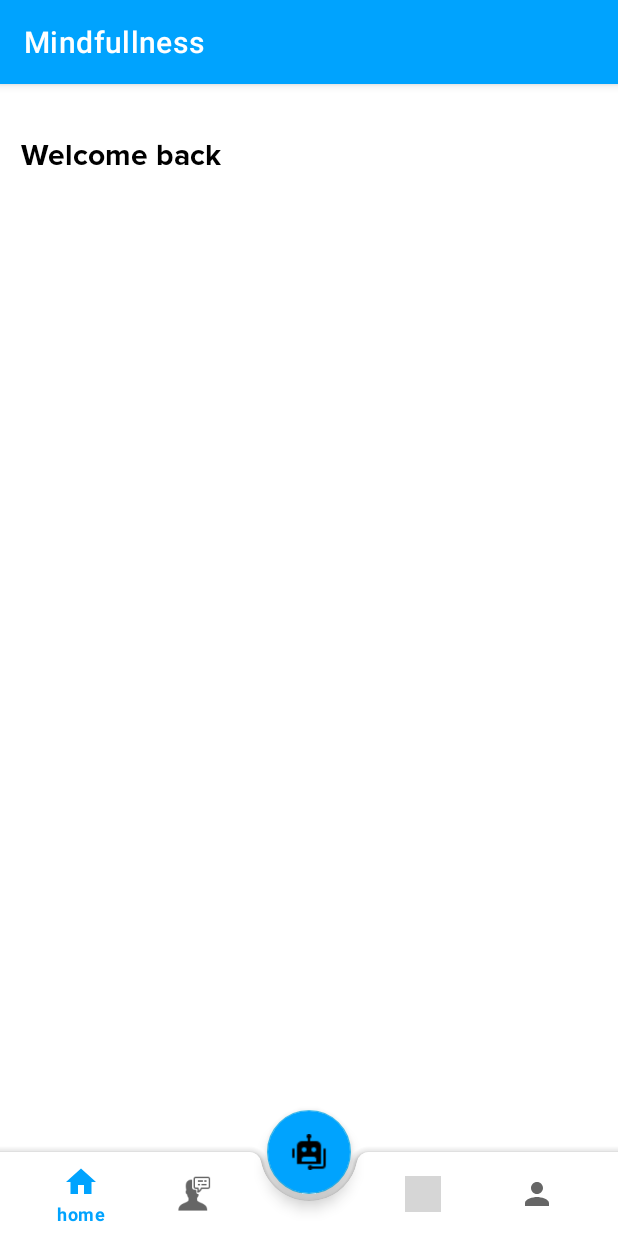
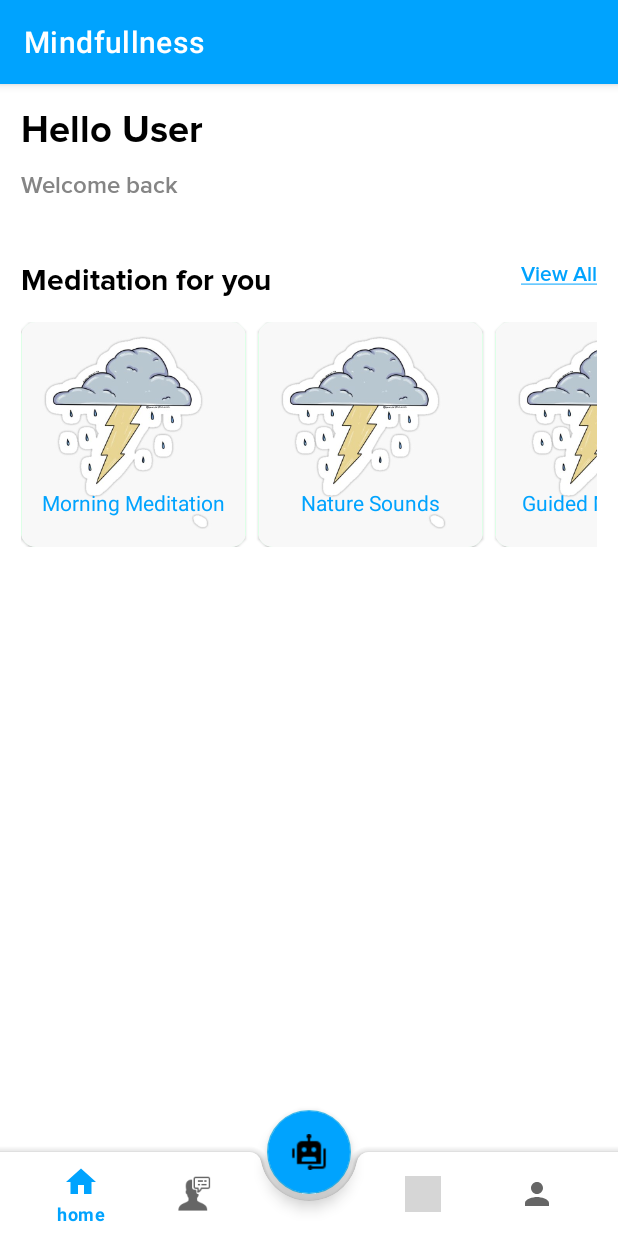
Before and after one commit to DennisMMugambi/Mindfullness-Android, an Android app: the HomeActivity screen opened directly, with no data from a screen before it, on a phone screen of 412 x 824 dp. Run offline under Robolectric (Android 15) with nearby library versions, the phone set to English and light mode, and no system bars; our stand-ins replace Dagger/Hilt's generated code, data binding, navigation-ui; grey boxes are pictures that could not be loaded.

Commit message:
Add horizontal adapter and rv for meditation items in home fragment

```diff
--- /dev/null
+++ b/app/src/main/java/com/example/mindfullnessapp/Adapters/MeditationsAdapter.kt
@@ -0,0 +1,101 @@
+package com.example.mindfullnessapp.Adapters
+
+
+import android.view.LayoutInflater
+import android.view.View
+import android.view.ViewGroup
+import android.widget.ImageView
+import android.widget.TextView
+import androidx.recyclerview.widget.DiffUtil
+import androidx.recyclerview.widget.RecyclerView
+import com.example.mindfullnessapp.Domain.Models.MeditationItem
+import com.example.mindfullnessapp.R
+
+
+class MeditationsAdapter(private var itemList: List<MeditationItem>) : RecyclerView.Adapter<MeditationsAdapter.ViewHolder>() {
+    // Define the click listener interface
+    interface OnItemClickListener {
+        fun onItemClick(position: Int)
+    }
+
+    // Member variable to hold the click listener
+    private var clickListener: OnItemClickListener? = null
+
+    // Setter method to set the click listener from outside the adapter
+    fun setOnItemClickListener(listener: OnItemClickListener) {
+        clickListener = listener
+    }
+    // Create ViewHolder
+    inner class ViewHolder(itemView: View) : RecyclerView.ViewHolder(itemView) {
+        // Declare views from the item layout
+        private val itemNameTextView : TextView = itemView.findViewById(R.id.item_title)
+        private val itemImageView : ImageView = itemView.findViewById(R.id.meditation_image)
+
+        init {
+            // Set click listener on the item view
+            itemView.setOnClickListener {
+                val position = adapterPosition
+                if (position != RecyclerView.NO_POSITION) {
+                    // Call the click listener callback method when an item is clicked
+                    clickListener?.onItemClick(position)
+                }
+            }
+        }
+
+
+        fun bind(item: MeditationItem) {
+            // Bind data to views
+
+                itemNameTextView.text = item.title
+                itemImageView.setImageResource(item.image)
+        }
+    }
+
+    override fun onCreateViewHolder(parent: ViewGroup, viewType: Int): ViewHolder {
+        // Inflate the item layout
+        val itemView = LayoutInflater.from(parent.context).inflate(R.layout.item_meditation, parent, false)
+        return ViewHolder(itemView)
+    }
+
+    override fun onBindViewHolder(holder: ViewHolder, position: Int) {
+        // Bind data to views
+        val item = itemList[position]
+        holder.bind(item)
+    }
+
+    override fun getItemCount(): Int {
+        return itemList?.size!!
+    }
+
+    // Method to update data and refresh the RecyclerView
+    fun updateList(newList: List<MeditationItem>) {
+        val diffResult = itemList?.let { ItemDiffCallback(it, newList) }
+            ?.let { DiffUtil.calculateDiff(it) }
+        itemList = newList
+        if (diffResult != null) {
+            diffResult.dispatchUpdatesTo(this)
+        }
+    }
+}
+
+class ItemDiffCallback(private val oldList: List<MeditationItem>, private val newList: List<MeditationItem>) : DiffUtil.Callback() {
+
+    override fun getOldListSize(): Int {
+        return oldList.size
+    }
+
+    override fun getNewListSize(): Int {
+        return newList.size
+    }
+
+    override fun areItemsTheSame(oldItemPosition: Int, newItemPosition: Int): Boolean {
+        return oldList[oldItemPosition].title == newList[newItemPosition].title
+    }
+
+    override fun areContentsTheSame(oldItemPosition: Int, newItemPosition: Int): Boolean {
+        val oldItem = oldList[oldItemPosition]
+        val newItem = newList[newItemPosition]
+        // Compare the contents of items to determine if they are the same
+        return oldItem.title == newItem.title
+    }
+}
--- /dev/null
+++ b/app/src/main/java/com/example/mindfullnessapp/Domain/Models/MeditationItem.kt
@@ -0,0 +1,6 @@
+package com.example.mindfullnessapp.Domain.Models
+
+data class MeditationItem(
+    val title : String,
+    val image : Int,
+)
--- a/app/src/main/java/com/example/mindfullnessapp/Home/HomeActivity.kt
+++ b/app/src/main/java/com/example/mindfullnessapp/Home/HomeActivity.kt
@@ -40,14 +40,14 @@ class HomeActivity : AppCompatActivity() {
         bottomNavigationView.menu.getItem(2).isEnabled = false
     }
 
-    override fun onOptionsItemSelected(item: MenuItem): Boolean {
-        when (item.itemId) {
-            android.R.id.home -> {
-                // Handle the Up button click (navigate up or back)
-                onBackPressed()
-                return true
-            }
-        }
-        return super.onOptionsItemSelected(item)
-    }
+//    override fun onOptionsItemSelected(item: MenuItem): Boolean {
+//        when (item.itemId) {
+//            android.R.id.home -> {
+//                // Handle the Up button click (navigate up or back)
+//                onBackPressed()
+//                return true
+//            }
+//        }
+//        return super.onOptionsItemSelected(item)
+//    }
 }
--- a/app/src/main/java/com/example/mindfullnessapp/Home/HomeFragment.kt
+++ b/app/src/main/java/com/example/mindfullnessapp/Home/HomeFragment.kt
@@ -1,13 +1,17 @@
 package com.example.mindfullnessapp.Home
 
 import android.os.Bundle
-import androidx.fragment.app.Fragment
 import android.view.LayoutInflater
 import android.view.View
 import android.view.ViewGroup
+import androidx.fragment.app.Fragment
+import androidx.recyclerview.widget.LinearLayoutManager
+import com.example.mindfullnessapp.Adapters.MeditationsAdapter
+import com.example.mindfullnessapp.Domain.Models.MeditationItem
 import com.example.mindfullnessapp.R
 import com.example.mindfullnessapp.databinding.FragmentHomeBinding
 import dagger.hilt.android.AndroidEntryPoint
+
 
 @AndroidEntryPoint
 class HomeFragment : Fragment(R.layout.fragment_home) {
@@ -24,5 +28,32 @@ class HomeFragment : Fragment(R.layout.fragment_home) {
         return binding.root
     }
 
+    override fun onViewCreated(view: View, savedInstanceState: Bundle?) {
+        super.onViewCreated(view, savedInstanceState)
+
+        initViews()
+    }
+
+    private fun initViews() {
+
+        val meditationItemList = listOf(
+            MeditationItem("Morning Meditation", R.drawable.feeling_awful),
+            MeditationItem("Nature Sounds", R.drawable.feeling_awful),
+            MeditationItem("Guided Meditation", R.drawable.feeling_awful),
+            MeditationItem("Morning Meditation", R.drawable.feeling_awful),
+            MeditationItem("Nature Sounds", R.drawable.feeling_awful),
+            MeditationItem("Guided Meditation", R.drawable.feeling_awful),
+            // Add more items as needed
+        )
+
+        val horizontalRecyclerView = binding.meditationsRV
+        val adapter = MeditationsAdapter(meditationItemList)
+
+        val layoutManager = LinearLayoutManager(requireContext(), LinearLayoutManager.HORIZONTAL, false)
+        horizontalRecyclerView.layoutManager = layoutManager
+        horizontalRecyclerView.adapter = adapter
+
+    }
+
 
 }
--- a/app/src/main/res/layout/fragment_home.xml
+++ b/app/src/main/res/layout/fragment_home.xml
@@ -14,21 +14,74 @@
         <androidx.constraintlayout.widget.ConstraintLayout
             android:id="@+id/parent"
             android:layout_width="match_parent"
-            android:layout_height="match_parent"
-            android:layout_marginTop="@dimen/_30dp">
+            android:layout_height="match_parent">
 
 
             <TextView
                 android:id="@+id/page_title"
                 android:layout_width="wrap_content"
+                android:layout_height="@dimen/_30dp"
+                android:layout_marginStart="@dimen/_14dp"
+                android:layout_marginTop="@dimen/_15dp"
+                android:text="@string/hello_user"
+                android:textAlignment="textStart"
+                android:fontFamily="@font/proximabold"
+                android:textColor="@android:color/black"
+                android:textSize="@dimen/_25sp"
+                app:layout_constraintStart_toStartOf="parent"
+                app:layout_constraintTop_toTopOf="parent" />
+
+            <TextView
+                android:id="@+id/welcome_back"
+                android:layout_width="wrap_content"
                 android:layout_height="wrap_content"
                 android:layout_marginStart="@dimen/_14dp"
-                android:layout_marginTop="@dimen/_5dp"
+                android:layout_marginTop="@dimen/_10dp"
                 android:text="@string/welcome_back"
+                android:textAlignment="textStart"
+                android:fontFamily="@font/proximaregular"
+                android:textColor="@color/gray_dark"
+                android:textSize="@dimen/_16sp"
+                app:layout_constraintStart_toStartOf="parent"
+                app:layout_constraintTop_toBottomOf="@+id/page_title" />
+
+            <TextView
+                android:id="@+id/meditation_title"
+                android:layout_width="wrap_content"
+                android:layout_height="@dimen/_30dp"
+                android:layout_marginStart="@dimen/_14dp"
+                android:layout_marginTop="@dimen/_40dp"
+                android:text="@string/meditation_list"
                 android:textAlignment="textStart"
                 android:theme="@style/page_title"
                 app:layout_constraintStart_toStartOf="parent"
-                app:layout_constraintTop_toTopOf="parent" />
+                app:layout_constraintTop_toBottomOf="@+id/welcome_back" />
+
+            <TextView
+                android:id="@+id/view_meditation"
+                android:layout_width="wrap_content"
+                android:layout_height="@dimen/_30dp"
+                android:layout_marginEnd="@dimen/_14dp"
+                android:layout_marginTop="@dimen/_40dp"
+                android:text="@string/view_all"
+                android:textAlignment="textStart"
+                android:fontFamily="@font/proximasemibold"
+                android:textColor="@color/appBlue"
+                app:layout_constraintEnd_toEndOf="parent"
+                app:layout_constraintTop_toBottomOf="@+id/welcome_back" />
+
+            <androidx.recyclerview.widget.RecyclerView
+                android:id="@+id/meditationsRV"
+                android:layout_width="match_parent"
+                android:layout_height="150dp"
+                android:orientation="horizontal"
+                android:layout_marginTop="@dimen/_10dp"
+                android:layout_marginStart="@dimen/_14dp"
+                android:layout_marginEnd="@dimen/_14dp"
+                app:layout_constraintTop_toBottomOf="@+id/view_meditation"
+                app:layout_constraintStart_toStartOf="parent"
+                app:layout_constraintEnd_toEndOf="parent"
+                />
 
         </androidx.constraintlayout.widget.ConstraintLayout>
 
--- /dev/null
+++ b/app/src/main/res/layout/item_meditation.xml
@@ -0,0 +1,49 @@
+<?xml version="1.0" encoding="utf-8"?>
+
+<com.google.android.material.card.MaterialCardView
+    xmlns:app="http://schemas.android.com/apk/res-auto"
+    xmlns:android="http://schemas.android.com/apk/res/android"
+    android:id="@+id/item_loans_card"
+    android:layout_width="@dimen/_150dp"
+    android:layout_height="match_parent"
+    android:elevation="@dimen/_5dp"
+    android:layout_marginEnd="@dimen/_8dp"
+    app:cardBackgroundColor="@android:color/white"
+    app:cardCornerRadius="@dimen/_10dp"
+    app:layout_constraintEnd_toEndOf="parent"
+    app:layout_constraintStart_toStartOf="parent"
+    app:layout_constraintTop_toTopOf="parent"
+    app:layout_constraintBottom_toBottomOf="parent">
+
+    <androidx.constraintlayout.widget.ConstraintLayout
+        android:layout_width="match_parent"
+        android:layout_height="match_parent">
+
+
+        <ImageView
+            android:id="@+id/meditation_image"
+            android:layout_width="match_parent"
+            android:layout_height="match_parent"
+            android:src="@drawable/feeling_awful"
+            android:background="@color/mint"
+            app:layout_constraintEnd_toEndOf="parent"
+            app:layout_constraintStart_toStartOf="parent"
+            app:layout_constraintTop_toTopOf="parent"
+            app:layout_constraintVertical_bias="0.4"
+            app:layout_constraintVertical_chainStyle="spread_inside" />
+
+        <TextView
+            android:id="@+id/item_title"
+            android:layout_width="match_parent"
+            android:layout_marginStart="@dimen/_14dp"
+            android:layout_marginEnd="@dimen/_14dp"
+            android:layout_height="wrap_content"
+            android:layout_marginBottom="@dimen/_20dp"
+            android:textAlignment="center"
+            android:textColor="@color/appBlue"
+            android:text="@string/mindfullness_meditation"
+            app:layout_constraintBottom_toBottomOf="parent"/>
+
+    </androidx.constraintlayout.widget.ConstraintLayout>
+
+</com.google.android.material.card.MaterialCardView>
--- a/app/src/main/res/values/dimens.xml
+++ b/app/src/main/res/values/dimens.xml
@@ -75,4 +75,5 @@
     <dimen name="_150dp">150dp</dimen>
     <dimen name="_17sp">17sp</dimen>
     <dimen name="_23sp">23sp</dimen>
+    <dimen name="_25sp">25sp</dimen>
 </resources>
--- a/app/src/main/res/values/strings.xml
+++ b/app/src/main/res/values/strings.xml
@@ -187,4 +187,9 @@
     <string name="chat">chat</string>
     <string name="profile">profile</string>
     <string name="meditation">meditation</string>
+    <string name="welcome_back_user">Welcome back User\n</string>
+    <string name="hello_user">Hello User\n</string>
+    <string name="meditation_list">Meditation for you</string>
+    <string name="view_all"><u>View All</u></string>
+    <string name="mindfullness_meditation">Mindfullness\nMeditation</string>
 </resources>
```
